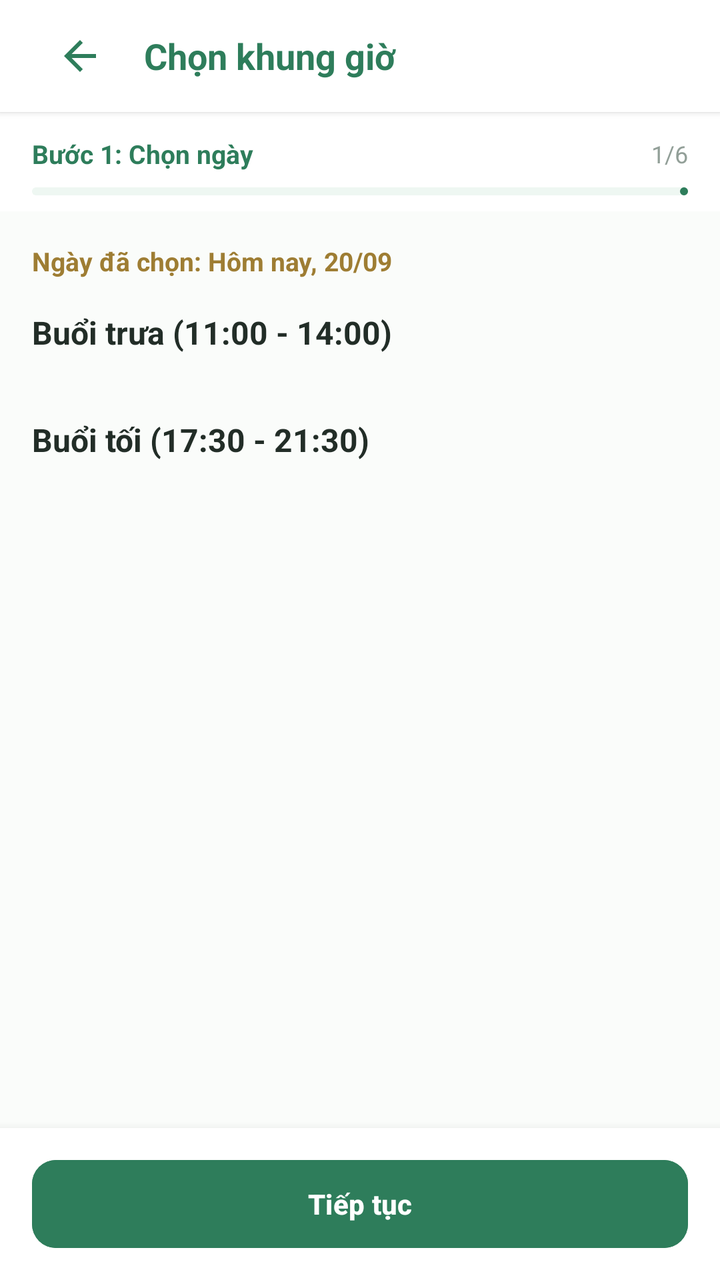
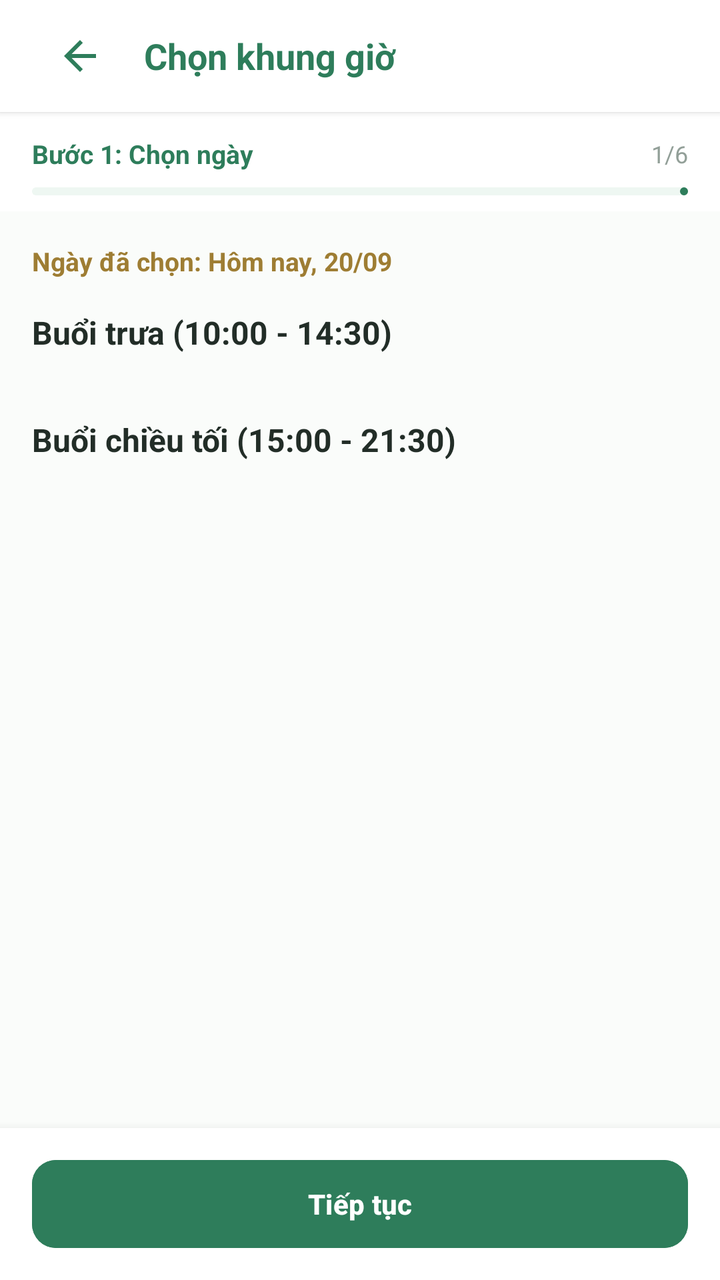

Compare the two renders of this Android layout. The source of the first and the diff that turns it into the second are given below.
<!-- AndroidManifest.xml: application theme Theme.VietTable -->
<!-- res/layout/fragment_res_time.xml -->
<?xml version="1.0" encoding="utf-8"?>
<LinearLayout
    xmlns:android="http://schemas.android.com/apk/res/android"
    xmlns:app="http://schemas.android.com/apk/res-auto"
    android:layout_width="match_parent"
    android:layout_height="match_parent"
    android:background="@color/bg_cream"
    android:orientation="vertical">

    
    <LinearLayout
        android:layout_width="match_parent"
        android:layout_height="wrap_content"
        android:minHeight="56dp"
        android:tag="safe_top"
        android:background="@color/surface"
        android:elevation="2dp"
        android:gravity="center_vertical"
        android:orientation="horizontal"
        android:paddingHorizontal="16dp">

        <ImageButton
            android:id="@+id/btnBack"
            android:layout_width="48dp"
            android:layout_height="48dp"
            android:contentDescription="@string/a11y_back"
            android:background="?attr/selectableItemBackgroundBorderless"
            android:src="@drawable/ic_back"
            app:tint="@color/primary" />

        <TextView
            android:layout_width="0dp"
            android:layout_height="wrap_content"
            android:layout_marginStart="8dp"
            android:layout_weight="1"
            android:text="Chọn khung giờ"
            android:textColor="@color/primary"
            android:textSize="18sp"
            android:textStyle="bold" />
    </LinearLayout>

    <include
        android:id="@+id/wizardProgress"
        layout="@layout/view_wizard_progress" />

    <ScrollView
        android:layout_width="match_parent"
        android:layout_height="0dp"
        android:layout_weight="1"
        android:fillViewport="true">

        <LinearLayout
            android:layout_width="match_parent"
            android:layout_height="wrap_content"
            android:orientation="vertical"
            android:padding="16dp">

            <TextView
                android:id="@+id/tvDateSelectedDisplay"
                android:layout_width="match_parent"
                android:layout_height="wrap_content"
                android:text="Ngày đã chọn: Hôm nay, 20/09"
                android:textColor="@color/accent_gold_dark"
                android:textSize="13sp"
                android:textStyle="bold" />

            
            <TextView
                android:layout_width="match_parent"
                android:layout_height="wrap_content"
                android:layout_marginTop="16dp"
                android:text="Buổi trưa (11:00 - 14:00)"
                android:textColor="@color/text_primary"
                android:textSize="16sp"
                android:textStyle="bold" />

            <com.google.android.material.chip.ChipGroup
                android:id="@+id/chipGroupLunch"
                android:layout_width="match_parent"
                android:layout_height="wrap_content"
                android:layout_marginTop="8dp"
                app:singleSelection="true" />

            
            <TextView
                android:layout_width="match_parent"
                android:layout_height="wrap_content"
                android:layout_marginTop="24dp"
                android:text="Buổi tối (17:30 - 21:30)"
                android:textColor="@color/text_primary"
                android:textSize="16sp"
                android:textStyle="bold" />

            <com.google.android.material.chip.ChipGroup
                android:id="@+id/chipGroupDinner"
                android:layout_width="match_parent"
                android:layout_height="wrap_content"
                android:layout_marginTop="8dp"
                app:singleSelection="true" />

        </LinearLayout>
    </ScrollView>

    
    <LinearLayout
        android:layout_width="match_parent"
        android:layout_height="wrap_content"
        android:minHeight="72dp"
        android:tag="safe_bottom"
        android:background="@color/surface"
        android:elevation="8dp"
        android:gravity="center"
        android:paddingHorizontal="16dp"
        android:paddingVertical="12dp">

        <com.google.android.material.button.MaterialButton
            android:id="@+id/btnContinue"
            style="@style/Widget.VietTable.Button.Primary"
            android:layout_width="match_parent"
            android:layout_height="wrap_content"
            android:text="@string/btn_continue" />
    </LinearLayout>

</LinearLayout>
<!-- res/layout/view_wizard_progress.xml (included above) -->
<?xml version="1.0" encoding="utf-8"?>
<LinearLayout
    xmlns:android="http://schemas.android.com/apk/res/android"
    xmlns:app="http://schemas.android.com/apk/res-auto"
    android:layout_width="match_parent"
    android:layout_height="wrap_content"
    android:background="@color/surface"
    android:orientation="vertical"
    android:paddingHorizontal="16dp"
    android:paddingTop="12dp"
    android:paddingBottom="8dp">

    <LinearLayout
        android:layout_width="match_parent"
        android:layout_height="wrap_content"
        android:gravity="center_vertical"
        android:orientation="horizontal">

        <TextView
            android:id="@+id/tvWizardStepName"
            android:layout_width="0dp"
            android:layout_height="wrap_content"
            android:layout_weight="1"
            android:text="Bước 1: Chọn ngày"
            android:textColor="@color/primary"
            android:textSize="13sp"
            android:textStyle="bold" />

        <TextView
            android:id="@+id/tvWizardStepFraction"
            android:layout_width="wrap_content"
            android:layout_height="wrap_content"
            android:text="1/6"
            android:textColor="@color/text_tertiary"
            android:textSize="12sp" />
    </LinearLayout>

    <com.google.android.material.progressindicator.LinearProgressIndicator
        android:id="@+id/progressWizard"
        android:layout_width="match_parent"
        android:layout_height="4dp"
        android:layout_marginTop="8dp"
        app:indicatorColor="@color/primary"
        app:trackColor="@color/primary_container"
        app:trackCornerRadius="2dp" />

</LinearLayout>
<!-- resources referenced by this layout -->
<resources>
  <color name="accent_gold_dark">#9E7D33</color>
  <color name="bg_cream">#FAFCFA</color>
  <color name="primary">#2E7D5B</color>
  <color name="primary_container">#EEF7F2</color>
  <color name="surface">#FFFFFF</color>
  <color name="text_primary">#222D27</color>
  <color name="text_tertiary">#929F98</color>
  <!-- drawable ic_back (drawable) -->
  <vector xmlns:android="http://schemas.android.com/apk/res/android"
      android:width="24dp"
      android:height="24dp"
      android:viewportWidth="24"
      android:viewportHeight="24">
      <path
          android:fillColor="#FF000000"
          android:pathData="M20,11H7.83l5.59,-5.59L12,4l-8,8 8,8 1.41,-1.41L7.83,13H20v-2z"/>
  </vector>
  <string name="a11y_back">Quay lại</string>
  <string name="btn_continue">Tiếp tục</string>
  <style name="Theme.VietTable" parent="Base.Theme.VietTable" />
  <dimen name="btn_height_primary">52dp</dimen>
  <dimen name="radius_medium">12dp</dimen>
  <style name="TextAppearance.VietTable.Button" parent="TextAppearance.Material3.LabelLarge">
          <item name="android:textSize">@dimen/text_button</item>
          <item name="android:textStyle">bold</item>
          <item name="android:textAllCaps">false</item>
      </style>
  <dimen name="text_button">14sp</dimen>
  <color name="primary_dark">#24654A</color>
  <color name="on_primary">#FFFFFF</color>
  <color name="on_primary_container">#1B4E38</color>
  <color name="accent_gold">#CCA862</color>
  <color name="white">#FFFFFFFF</color>
  <color name="accent_gold_container">#FAF5EB</color>
  <color name="surface_variant">#F3F7F5</color>
  <color name="semantic_error">#D32F2F</color>
  <style name="Widget.VietTable.Button.Text" parent="Widget.Material3.Button.TextButton">
          <item name="backgroundTint">@android:color/transparent</item>
          <item name="android:backgroundTint">@android:color/transparent</item>
          <item name="android:textColor">@color/primary</item>
          <item name="android:textAppearance">@style/TextAppearance.VietTable.Button</item>
      </style>
  <style name="Widget.VietTable.Toolbar" parent="Widget.Material3.Toolbar">
          <item name="android:background">@color/surface</item>
          <item name="titleTextColor">@color/text_primary</item>
          <item name="subtitleTextColor">@color/text_secondary</item>
          <item name="navigationIconTint">@color/text_primary</item>
      </style>
  <color name="text_secondary">#68766E</color>
  <color name="transparent">#00000000</color>
  <dimen name="radius_large">16dp</dimen>
  <dimen name="card_elevation">1.5dp</dimen>
  <color name="divider">#E9EFEB</color>
  <dimen name="card_stroke_width">1dp</dimen>
  <!-- drawable bg_bottom_nav_floating (drawable) -->
  <?xml version="1.0" encoding="utf-8"?>
  <shape xmlns:android="http://schemas.android.com/apk/res/android"
      android:shape="rectangle">
      <solid android:color="@color/surface" />
      <corners android:radius="24dp" />
      <stroke
          android:width="1dp"
          android:color="#E6EFEA" />
  </shape>
  <style name="Widget.VietTable.BottomNav.ActiveIndicator" parent="Widget.Material3.BottomNavigationView.ActiveIndicator">
          <item name="android:color">@color/primary_container</item>
          <item name="android:width">56dp</item>
          <item name="android:height">32dp</item>
          <item name="shapeAppearance">@style/ShapeAppearance.Material3.Corner.Full</item>
      </style>
  <style name="TextAppearance.VietTable.BottomNav.Label" parent="TextAppearance.Material3.LabelSmall">
          <item name="android:textSize">11sp</item>
          <item name="android:textStyle">normal</item>
      </style>
  <style name="TextAppearance.VietTable.BottomNav.Label.Active" parent="TextAppearance.Material3.LabelSmall">
          <item name="android:textSize">11sp</item>
          <item name="android:textStyle">bold</item>
      </style>
  <!-- unchanged entries left out for length: 11 -->
</resources>

<!-- the commit's change to res/layout/fragment_res_time.xml (unified diff, before → after) -->
@@ -69,7 +69,7 @@
                 android:layout_width="match_parent"
                 android:layout_height="wrap_content"
                 android:layout_marginTop="16dp"
-                android:text="Buổi trưa (11:00 - 14:00)"
+                android:text="Buổi trưa (10:00 - 14:30)"
                 android:textColor="@color/text_primary"
                 android:textSize="16sp"
                 android:textStyle="bold" />
@@ -86,7 +86,7 @@
                 android:layout_width="match_parent"
                 android:layout_height="wrap_content"
                 android:layout_marginTop="24dp"
-                android:text="Buổi tối (17:30 - 21:30)"
+                android:text="Buổi chiều tối (15:00 - 21:30)"
                 android:textColor="@color/text_primary"
                 android:textSize="16sp"
                 android:textStyle="bold" />
